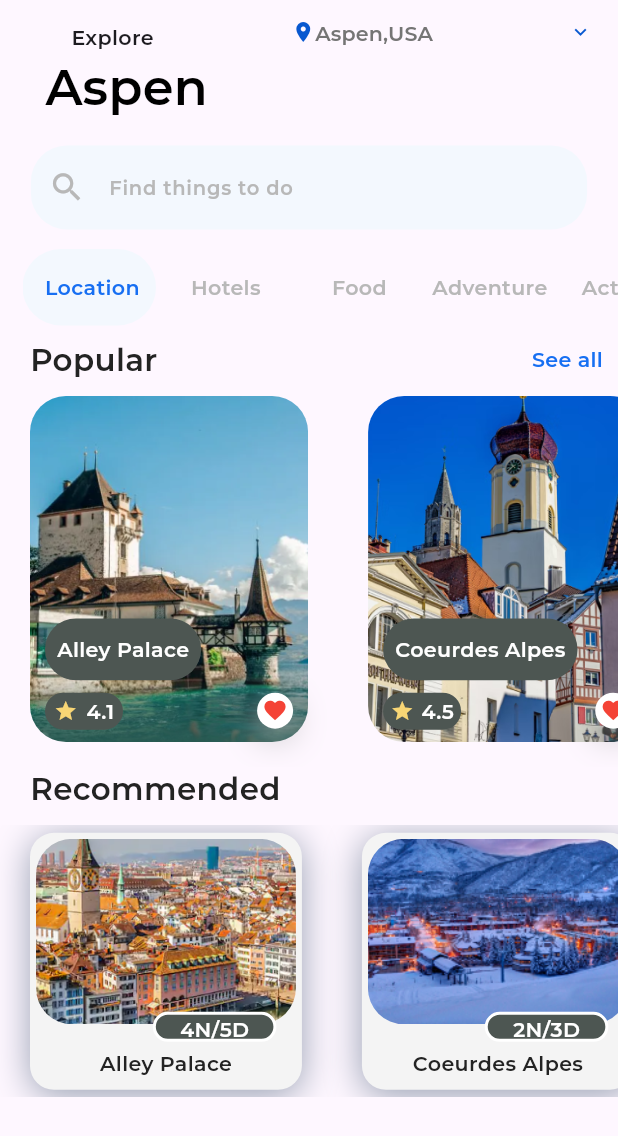
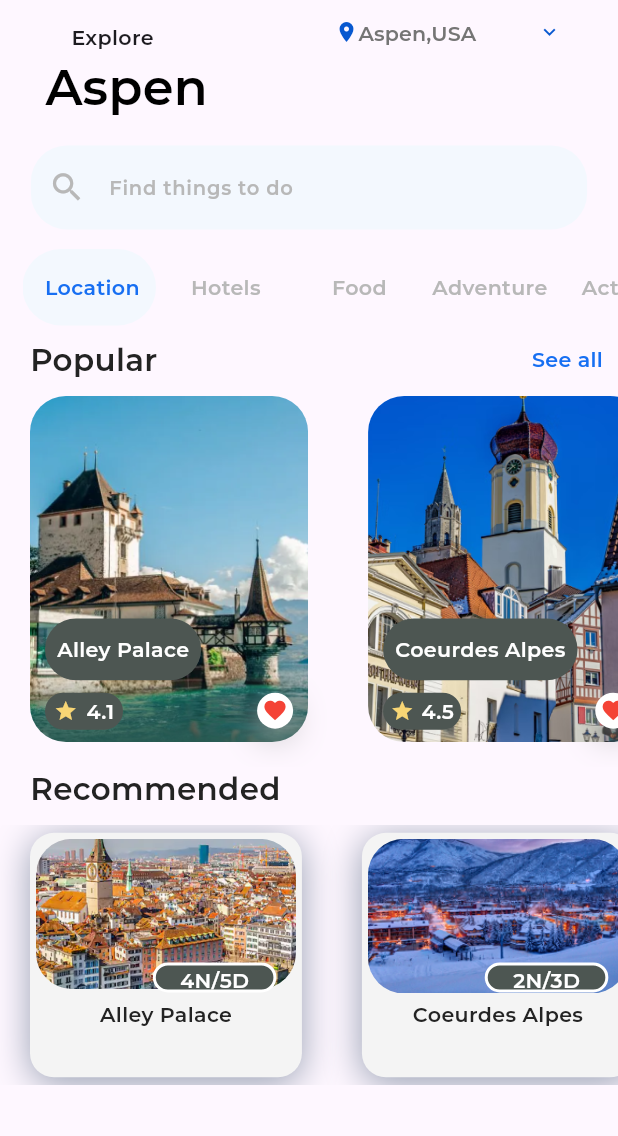
Before and after one commit to Maream-Hmedan/aspen_maream_hmedan, a Flutter app: the ExploreScreen screen opened directly, on a phone screen of 412 x 824 dp. Shown: the top 1136 px of the screen. Run offline on Flutter 3.47's test engine with Material 3 defaults, Android fonts, the phone set to English and light mode, and no system bars; our stand-ins replace firebase_core, persistent_bottom_nav_bar, shared_preferences, sizer; missing offline and left inert: favorite_button; accounts and stored records are empty; project files that could hold a hidden picture were left out.

Commit message:
feat:..Edit

```diff
--- a/lib/screens/details/place_details_screen.dart
+++ b/lib/screens/details/place_details_screen.dart
@@ -111,7 +111,7 @@ class _PlaceDetailsScreenState extends State<PlaceDetailsScreen> {
                 const SizedBox(
                   height: 3,
                 ),
-                Container(
+                SizedBox(
                   height: 37.h,
                   child: Column(
                     crossAxisAlignment: CrossAxisAlignment.start,
--- a/lib/screens/explore/explore_screen.dart
+++ b/lib/screens/explore/explore_screen.dart
@@ -9,9 +9,9 @@ class ExploreScreen extends StatelessWidget {
   @override
   Widget build(BuildContext context) {
     return Scaffold(
-      body: SizedBox(
-        width: 100.w,
-        child: SingleChildScrollView(
+      body: SingleChildScrollView(
+        child: SizedBox(
+          width: 100.w,
           child: Column(
             children: [
               Row(
--- a/lib/screens/explore/search_view.dart
+++ b/lib/screens/explore/search_view.dart
@@ -376,8 +376,8 @@ class _SearchViewState extends State<SearchView> {
                   fontWeight: FontWeight.w600,
                   color: const Color(0XFF232323))),
         ),
-        SizedBox(
-          height: 22.h,
+       SizedBox(
+          height: 21.h,
           child: ListView.builder(
             shrinkWrap: true,
             physics: const BouncingScrollPhysics(),
@@ -385,12 +385,14 @@ class _SearchViewState extends State<SearchView> {
             scrollDirection: Axis.horizontal,
             itemBuilder: (context, int index) {
               final recommend = _recommendedLocation[index];
-              return Container(
+              return
+                Container(
                 width: 44.w,
                 margin: const EdgeInsets.only(
                     left: 20, right: 20, bottom: 5, top: 5),
                 padding: const EdgeInsets.all(4),
                 decoration: BoxDecoration(
+
                   boxShadow: const [
                     BoxShadow(
                       color: Color(0xff97A0B2),
@@ -404,17 +406,13 @@ class _SearchViewState extends State<SearchView> {
                 ),
                 child: Stack(
                   children: [
-                    Container(
-                      height: 15.h,
-                      decoration: BoxDecoration(
-                        borderRadius: BorderRadius.circular(24),
-                        image: DecorationImage(
-                            image: AssetImage(recommend.image),
-                            fit: BoxFit.cover),
-                      ),
+                    ClipRRect(
+                      borderRadius: BorderRadius.circular(24),
+                      child:Image.asset(recommend.image,fit: BoxFit.cover),
                     ),
+
                     Positioned(
-                      top: 17.h,
+                      top: 13.h,
                       left: 20,
                       right: 20,
                       child: Center(
@@ -428,7 +426,7 @@ class _SearchViewState extends State<SearchView> {
                       ),
                     ),
                     Positioned(
-                      top: 14.h,
+                      top: 10.h,
                       right: 13,
                       child: Container(
                         width: 20.w,
--- a/lib/utils/ui/packages/custom_searchable_dropdown.dart
+++ b/lib/utils/ui/packages/custom_searchable_dropdown.dart
@@ -163,7 +163,7 @@ class _CustomSearchableDropDownState extends State<CustomSearchableDropDown>
             children: [
               Container(
                 decoration: widget.decoration,
-                width: 57.w,
+                width: 45.w,
                 child: TextButton(
                   style: TextButton.styleFrom(
                       backgroundColor: widget.backgroundColor,
```
Also changed, not shown: lib/utils/ui/Custom_Old_Drop_Down.dart (renamed from lib/utils/ui/custom_old_drop_down.dart).
